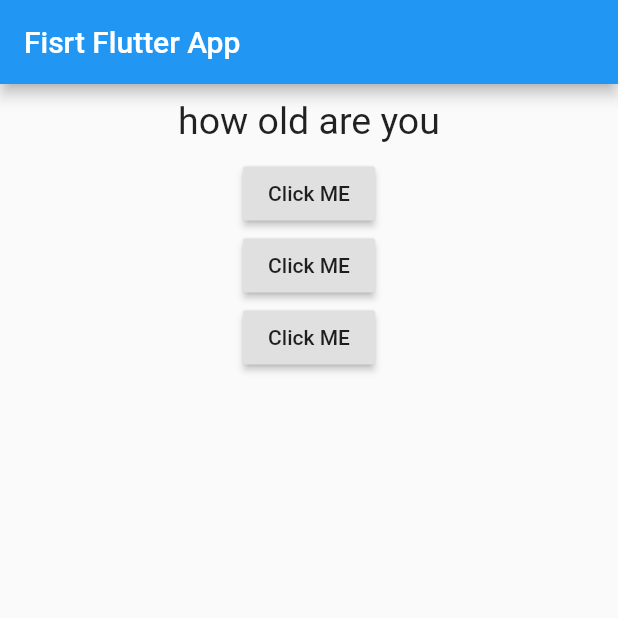
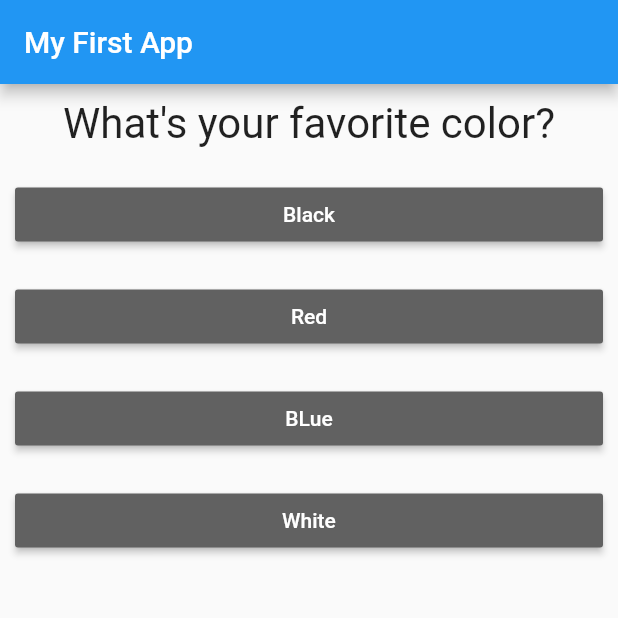
Before and after one commit to fadysaoudy/fisrtFlutterApp, a Flutter app: the screen it shows after launch, on a phone screen of 412 x 824 dp, the top half of it. Run offline on Flutter 3.47's test engine with Material 2 defaults, Android fonts, the phone set to English and light mode, and no system bars.

Commit message:
finish fisrt part

```diff
--- /dev/null
+++ b/lib/answer.dart
@@ -0,0 +1,20 @@
+import 'package:flutter/material.dart';
+
+class Answer extends StatelessWidget {
+  final Function selectHandeler;
+  final String answerText;
+
+  Answer(this.selectHandeler, this.answerText);
+  @override
+  Widget build(BuildContext context) {
+    return Container(
+        width: double.infinity,
+        margin: EdgeInsets.all(10),
+        child: RaisedButton(
+          textColor: Colors.white,
+          child: Text(answerText),
+          color: Colors.grey[700],
+          onPressed: selectHandeler,
+        ));
+  }
+}
--- a/lib/main.dart
+++ b/lib/main.dart
@@ -1,55 +1,93 @@
 import 'package:flutter/material.dart';
-import './question.dart';
 
-void main() => runApp(App());
+import './quiz.dart';
+import './result.dart';
+// void main() {
+//   runApp(MyApp());
+// }
 
-class App extends StatefulWidget {
+void main() => runApp(MyApp());
+
+class MyApp extends StatefulWidget {
   @override
-  _AppState createState() => _AppState();
+  State<StatefulWidget> createState() {
+    // TODO: implement createState
+    return _MyAppState();
+  }
 }
 
-class _AppState extends State<App> {
-  var index = 0;
+class _MyAppState extends State<MyApp> {
+  final _questions = const [
+    {
+      'questionText': 'What\'s your favorite color?',
+      'answers': [
+        {'text': 'Black', 'score': 10},
+        {'text': 'Red', 'score': 5},
+        {'text': 'BLue', 'score': 2},
+        {'text': 'White', 'score': 1},
+      ],
+    },
+    {
+      'questionText': 'What\'s your favorite animal?',
+      'answers': [
+        {'text': 'Rabbit', 'score': 10},
+        {'text': 'Snake', 'score': 5},
+        {'text': 'Elephant', 'score': 2},
+        {'text': 'Lion', 'score': 1},
+      ],
+    },
+    {
+      'questionText': 'Who\'s your favorite instructor?',
+      'answers': [
+        {'text': 'Max', 'score': 10},
+        {'text': 'Joe', 'score': 8},
+        {'text': 'Mark', 'score': 5},
+        {'text': 'Jad', 'score': 2},
+      ],
+    },
+  ];
+  var _questionIndex = 0;
+  var _totalScore = 0;
+  void _resetQuiz() {
+    setState(() {
+      _questionIndex = 0;
+      _totalScore = 0;
+    });
+  }
 
-  void answer() {
+  void _answerQuestion(int score) {
+    _totalScore += score;
     setState(() {
-      index += 1;
+      _questionIndex = _questionIndex + 1;
     });
-
-    print(index);
+    print(_questionIndex);
+    if (_questionIndex < _questions.length) {
+      print('We have more questions!');
+    } else {
+      print('No more questions!');
+    }
   }
 
   @override
   Widget build(BuildContext context) {
-    var questions = [
-      'how old are you',
-      'where are you from',
-      'what is your name',
-    ];
+    // var dummy = const ['Hello'];
+    // dummy.add('Max');
+    // print(dummy);
+    // dummy = [];
+    // questions = []; // does not work if questions is a const
+
     return MaterialApp(
       home: Scaffold(
         appBar: AppBar(
-          title: Text('Fisrt Flutter App'),
+          title: Text('My First App'),
         ),
-        body: Column(
-          children: [
-            Question(questions[index]),
-            RaisedButton(
-              child: Text('Click ME'),
-              onPressed: answer,
-            ),
-            RaisedButton(
-              child: Text('Click ME'),
-              onPressed: () => print('hello'),
-            ),
-            RaisedButton(
-              child: Text('Click ME'),
-              onPressed: () {
-                print('1234');
-              },
-            ),
-          ],
-        ),
+        body: _questionIndex < _questions.length
+            ? Quiz(
+                answerQuestion: _answerQuestion,
+                questionIndex: _questionIndex,
+                questions: _questions,
+              )
+            : Result(_totalScore, _resetQuiz),
       ),
     );
   }
--- a/lib/question.dart
+++ b/lib/question.dart
@@ -2,6 +2,7 @@ import 'package:flutter/material.dart';
 
 class Question extends StatelessWidget {
   final String questionText;
+
   Question(this.questionText);
 
   @override
@@ -11,7 +12,7 @@ class Question extends StatelessWidget {
       margin: EdgeInsets.all(10),
       child: Text(
         questionText,
-        style: TextStyle(fontSize: 25),
+        style: TextStyle(fontSize: 28),
         textAlign: TextAlign.center,
       ),
     );
--- /dev/null
+++ b/lib/quiz.dart
@@ -0,0 +1,31 @@
+import 'package:flutter/material.dart';
+
+import './question.dart';
+import './answer.dart';
+
+class Quiz extends StatelessWidget {
+  final List<Map<String, Object>> questions;
+  final int questionIndex;
+  final Function answerQuestion;
+
+  Quiz({
+    @required this.questions,
+    @required this.answerQuestion,
+    @required this.questionIndex,
+  });
+
+  @override
+  Widget build(BuildContext context) {
+    return Column(
+      children: [
+        Question(
+          questions[questionIndex]['questionText'],
+        ),
+        ...(questions[questionIndex]['answers'] as List<Map<String, Object>>)
+            .map((answer) {
+          return Answer(() => answerQuestion(answer['score']), answer['text']);
+        }).toList()
+      ],
+    );
+  }
+}
```
Also changed, not shown: lib/result.dart (added, +44 -0 lines), 1 other file.
